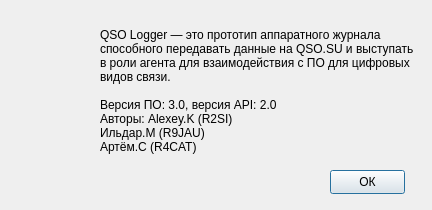
Before: the Qt Designer form about.ui in qsosu/logger, drawn with Qt 5.
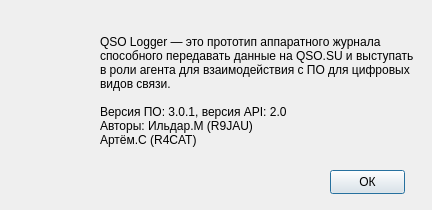
After: the same form once the commit is applied. Icons and pictures are not drawn.

```diff
--- a/about.ui
+++ b/about.ui
@@ -88,9 +88,8 @@
 в роли агента для взаимодействия с ПО для цифровых 
 видов связи.
 
-Версия ПО: 3.0, версия API: 2.0
-Авторы: Alexey.K (R2SI)
-Ильдар.М (R9JAU)
+Версия ПО: 3.0.1, версия API: 2.0
+Авторы: Ильдар.М (R9JAU)
 Артём.С (R4CAT)</string>
    </property>
    <property name="textFormat">
```
